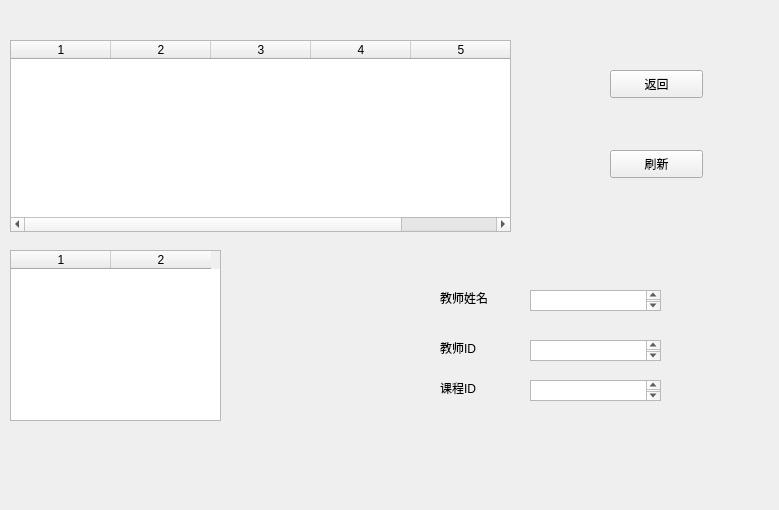
Above: tea.ui from Mattie0000001/C-HomeworkManager before the change. Below: the same form after it.
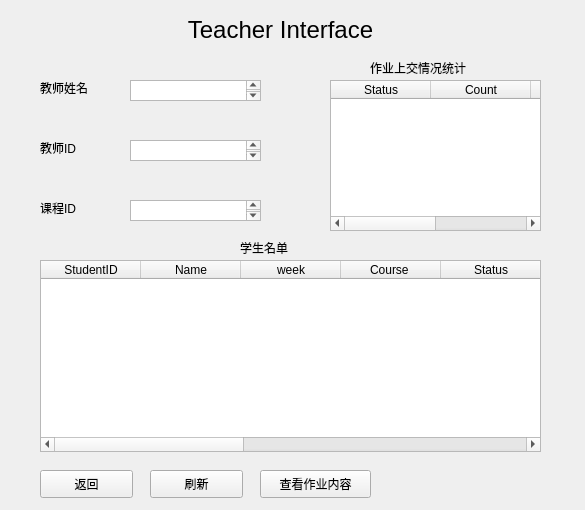
That is the form after the change.

```diff
--- a/tea.ui
+++ b/tea.ui
@@ -6,7 +6,7 @@
    <rect>
     <x>0</x>
     <y>0</y>
-    <width>779</width>
+    <width>585</width>
     <height>510</height>
    </rect>
   </property>
@@ -16,8 +16,8 @@
   <widget class="QPushButton" name="pushButton">
    <property name="geometry">
     <rect>
-     <x>610</x>
-     <y>70</y>
+     <x>40</x>
+     <y>470</y>
      <width>93</width>
      <height>28</height>
     </rect>
@@ -29,8 +29,8 @@
   <widget class="QPushButton" name="pushButton_2">
    <property name="geometry">
     <rect>
-     <x>610</x>
-     <y>150</y>
+     <x>150</x>
+     <y>470</y>
      <width>93</width>
      <height>28</height>
     </rect>
@@ -42,8 +42,8 @@
   <widget class="QLabel" name="label">
    <property name="geometry">
     <rect>
-     <x>440</x>
-     <y>290</y>
+     <x>40</x>
+     <y>80</y>
      <width>72</width>
      <height>15</height>
     </rect>
@@ -55,10 +55,10 @@
   <widget class="QLabel" name="label_2">
    <property name="geometry">
     <rect>
-     <x>440</x>
-     <y>340</y>
-     <width>72</width>
-     <height>15</height>
+     <x>40</x>
+     <y>140</y>
+     <width>71</width>
+     <height>16</height>
     </rect>
    </property>
    <property name="text">
@@ -68,8 +68,8 @@
   <widget class="QLabel" name="label_3">
    <property name="geometry">
     <rect>
-     <x>440</x>
-     <y>380</y>
+     <x>40</x>
+     <y>200</y>
      <width>72</width>
      <height>15</height>
     </rect>
@@ -81,8 +81,8 @@
   <widget class="QTextEdit" name="textEdit">
    <property name="geometry">
     <rect>
-     <x>530</x>
-     <y>290</y>
+     <x>130</x>
+     <y>80</y>
      <width>131</width>
      <height>21</height>
     </rect>
@@ -91,8 +91,8 @@
   <widget class="QTextEdit" name="textEdit_2">
    <property name="geometry">
     <rect>
-     <x>530</x>
-     <y>340</y>
+     <x>130</x>
+     <y>140</y>
      <width>131</width>
      <height>21</height>
     </rect>
@@ -101,8 +101,8 @@
   <widget class="QTextEdit" name="textEdit_3">
    <property name="geometry">
     <rect>
-     <x>530</x>
-     <y>380</y>
+     <x>130</x>
+     <y>200</y>
      <width>131</width>
      <height>21</height>
     </rect>
@@ -111,15 +111,40 @@
   <widget class="QTableWidget" name="tableWidget">
    <property name="geometry">
     <rect>
-     <x>10</x>
-     <y>40</y>
+     <x>40</x>
+     <y>260</y>
      <width>501</width>
      <height>192</height>
     </rect>
    </property>
    <property name="columnCount">
-    <number>5</number>
+    <number>10</number>
    </property>
+   <column>
+    <property name="text">
+     <string>StudentID</string>
+    </property>
+   </column>
+   <column>
+    <property name="text">
+     <string>Name</string>
+    </property>
+   </column>
+   <column>
+    <property name="text">
+     <string>week</string>
+    </property>
+   </column>
+   <column>
+    <property name="text">
+     <string>Course </string>
+    </property>
+   </column>
+   <column>
+    <property name="text">
+     <string>Status</string>
+    </property>
+   </column>
    <column/>
    <column/>
    <column/>
@@ -129,18 +154,80 @@
   <widget class="QTableWidget" name="tableWidget_2">
    <property name="geometry">
     <rect>
-     <x>10</x>
-     <y>250</y>
+     <x>330</x>
+     <y>80</y>
      <width>211</width>
-     <height>171</height>
+     <height>151</height>
     </rect>
    </property>
    <property name="columnCount">
-    <number>2</number>
+    <number>4</number>
    </property>
+   <column>
+    <property name="text">
+     <string>Status</string>
+    </property>
+   </column>
+   <column>
+    <property name="text">
+     <string>Count</string>
+    </property>
+   </column>
    <column/>
    <column/>
   </widget>
+  <widget class="QPushButton" name="pushButton_3">
+   <property name="geometry">
+    <rect>
+     <x>260</x>
+     <y>470</y>
+     <width>111</width>
+     <height>28</height>
+    </rect>
+   </property>
+   <property name="text">
+    <string>查看作业内容</string>
+   </property>
+  </widget>
+  <widget class="QLabel" name="label_4">
+   <property name="geometry">
+    <rect>
+     <x>370</x>
+     <y>60</y>
+     <width>181</width>
+     <height>16</height>
+    </rect>
+   </property>
+   <property name="text">
+    <string>作业上交情况统计</string>
+   </property>
+  </widget>
+  <widget class="QLabel" name="label_5">
+   <property name="geometry">
+    <rect>
+     <x>240</x>
+     <y>240</y>
+     <width>68</width>
+     <height>15</height>
+    </rect>
+   </property>
+   <property name="text">
+    <string>学生名单</string>
+   </property>
+  </widget>
+  <widget class="QLabel" name="label_6">
+   <property name="geometry">
+    <rect>
+     <x>120</x>
+     <y>10</y>
+     <width>321</width>
+     <height>41</height>
+    </rect>
+   </property>
+   <property name="text">
+    <string>&lt;html&gt;&lt;head/&gt;&lt;body&gt;&lt;p align=&quot;center&quot;&gt;&lt;span style=&quot; font-size:18pt;&quot;&gt;Teacher Interface&lt;/span&gt;&lt;/p&gt;&lt;/body&gt;&lt;/html&gt;</string>
+   </property>
+  </widget>
  </widget>
  <resources/>
  <connections/>
```
